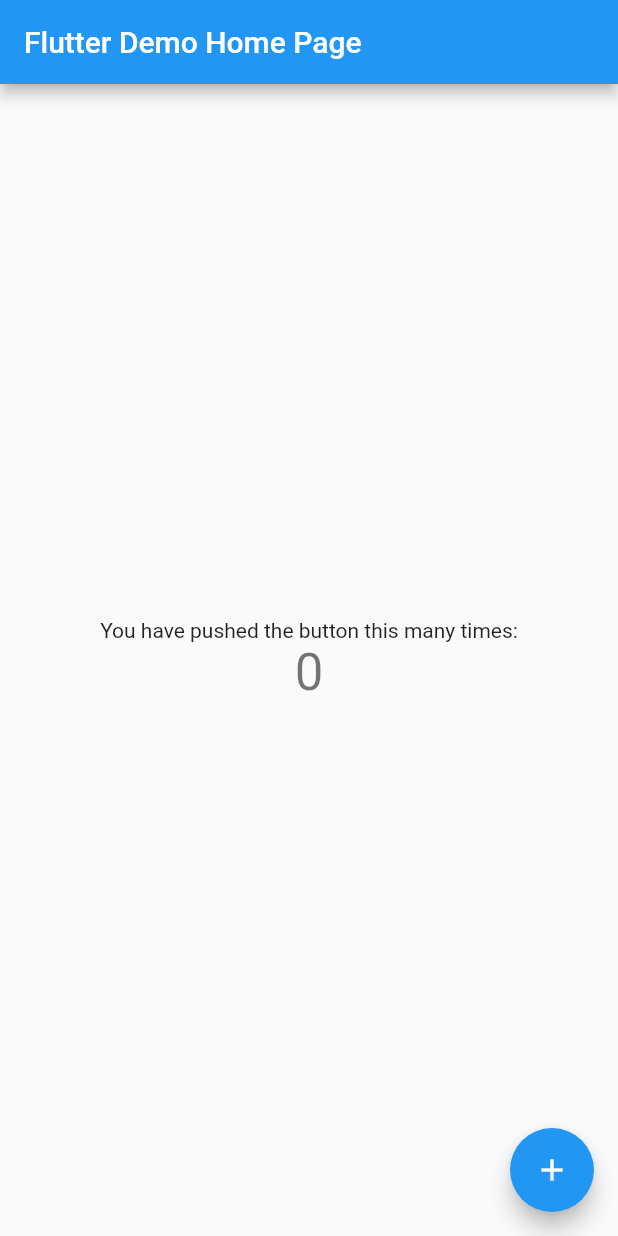
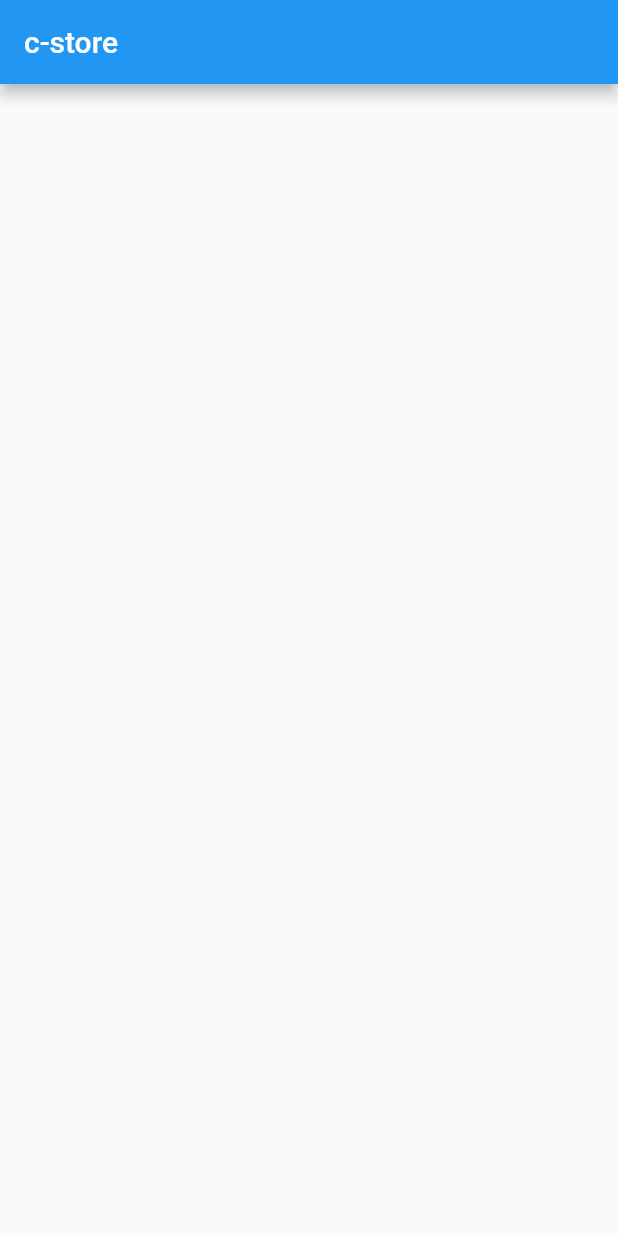
Before and after one commit to Cedric921/flutter_ecommerce, a Flutter app: the screen it shows after launch, on a phone screen of 412 x 824 dp. Run offline on Flutter 3.47's test engine with Material 2 defaults, Android fonts, the phone set to English and light mode, and no system bars.

```diff
--- /dev/null
+++ b/lib/first_widget.dart
@@ -0,0 +1,14 @@
+import 'package:ecommerce/second_widget.dart';
+import 'package:flutter/material.dart';
+
+class FirstWidget extends StatelessWidget {
+  const FirstWidget({Key? key}) : super(key: key);
+
+  @override
+  Widget build(BuildContext context) {
+    return const MaterialApp(
+      title: "c-store",
+      home: SecondWidget(),
+    );
+  }
+}
--- a/lib/main.dart
+++ b/lib/main.dart
@@ -1,115 +1,7 @@
 import 'package:flutter/material.dart';
 
-void main() {
-  runApp(const MyApp());
+import 'first_widget.dart';
+
+main() {
+  runApp(const FirstWidget());
 }
-
-class MyApp extends StatelessWidget {
-  const MyApp({Key? key}) : super(key: key);
-
-  // This widget is the root of your application.
-  @override
-  Widget build(BuildContext context) {
-    return MaterialApp(
-      title: 'Flutter Demo',
-      theme: ThemeData(
-        // This is the theme of your application.
-        //
-        // Try running your application with "flutter run". You'll see the
-        // application has a blue toolbar. Then, without quitting the app, try
-        // changing the primarySwatch below to Colors.green and then invoke
-        // "hot reload" (press "r" in the console where you ran "flutter run",
-        // or simply save your changes to "hot reload" in a Flutter IDE).
-        // Notice that the counter didn't reset back to zero; the application
-        // is not restarted.
-        primarySwatch: Colors.blue,
-      ),
-      home: const MyHomePage(title: 'Flutter Demo Home Page'),
-    );
-  }
-}
-
-class MyHomePage extends StatefulWidget {
-  const MyHomePage({Key? key, required this.title}) : super(key: key);
-
-  // This widget is the home page of your application. It is stateful, meaning
-  // that it has a State object (defined below) that contains fields that affect
-  // how it looks.
-
-  // This class is the configuration for the state. It holds the values (in this
-  // case the title) provided by the parent (in this case the App widget) and
-  // used by the build method of the State. Fields in a Widget subclass are
-  // always marked "final".
-
-  final String title;
-
-  @override
-  State<MyHomePage> createState() => _MyHomePageState();
-}
-
-class _MyHomePageState extends State<MyHomePage> {
-  int _counter = 0;
-
-  void _incrementCounter() {
-    setState(() {
-      // This call to setState tells the Flutter framework that something has
-      // changed in this State, which causes it to rerun the build method below
-      // so that the display can reflect the updated values. If we changed
-      // _counter without calling setState(), then the build method would not be
-      // called again, and so nothing would appear to happen.
-      _counter++;
-    });
-  }
-
-  @override
-  Widget build(BuildContext context) {
-    // This method is rerun every time setState is called, for instance as done
-    // by the _incrementCounter method above.
-    //
-    // The Flutter framework has been optimized to make rerunning build methods
-    // fast, so that you can just rebuild anything that needs updating rather
-    // than having to individually change instances of widgets.
-    return Scaffold(
-      appBar: AppBar(
-        // Here we take the value from the MyHomePage object that was created by
-        // the App.build method, and use it to set our appbar title.
-        title: Text(widget.title),
-      ),
-      body: Center(
-        // Center is a layout widget. It takes a single child and positions it
-        // in the middle of the parent.
-        child: Column(
-          // Column is also a layout widget. It takes a list of children and
-          // arranges them vertically. By default, it sizes itself to fit its
-          // children horizontally, and tries to be as tall as its parent.
-          //
-          // Invoke "debug painting" (press "p" in the console, choose the
-          // "Toggle Debug Paint" action from the Flutter Inspector in Android
-          // Studio, or the "Toggle Debug Paint" command in Visual Studio Code)
-          // to see the wireframe for each widget.
-          //
-          // Column has various properties to control how it sizes itself and
-          // how it positions its children. Here we use mainAxisAlignment to
-          // center the children vertically; the main axis here is the vertical
-          // axis because Columns are vertical (the cross axis would be
-          // horizontal).
-          mainAxisAlignment: MainAxisAlignment.center,
-          children: <Widget>[
-            const Text(
-              'You have pushed the button this many times:',
-            ),
-            Text(
-              '$_counter',
-              style: Theme.of(context).textTheme.headline4,
-            ),
-          ],
-        ),
-      ),
-      floatingActionButton: FloatingActionButton(
-        onPressed: _incrementCounter,
-        tooltip: 'Increment',
-        child: const Icon(Icons.add),
-      ), // This trailing comma makes auto-formatting nicer for build methods.
-    );
-  }
-}
--- /dev/null
+++ b/lib/second_widget.dart
@@ -0,0 +1,19 @@
+import 'package:flutter/material.dart';
+
+class SecondWidget extends StatefulWidget {
+  const SecondWidget({Key? key}) : super(key: key);
+
+  @override
+  State<SecondWidget> createState() => _SecondWidgetState();
+}
+
+class _SecondWidgetState extends State<SecondWidget> {
+  @override
+  Widget build(BuildContext context) {
+    return  Scaffold(
+      appBar: AppBar(
+        title: const Text("c-store"),
+      ),
+    );
+  }
+}
```
Also changed, not shown: 2 other files.
